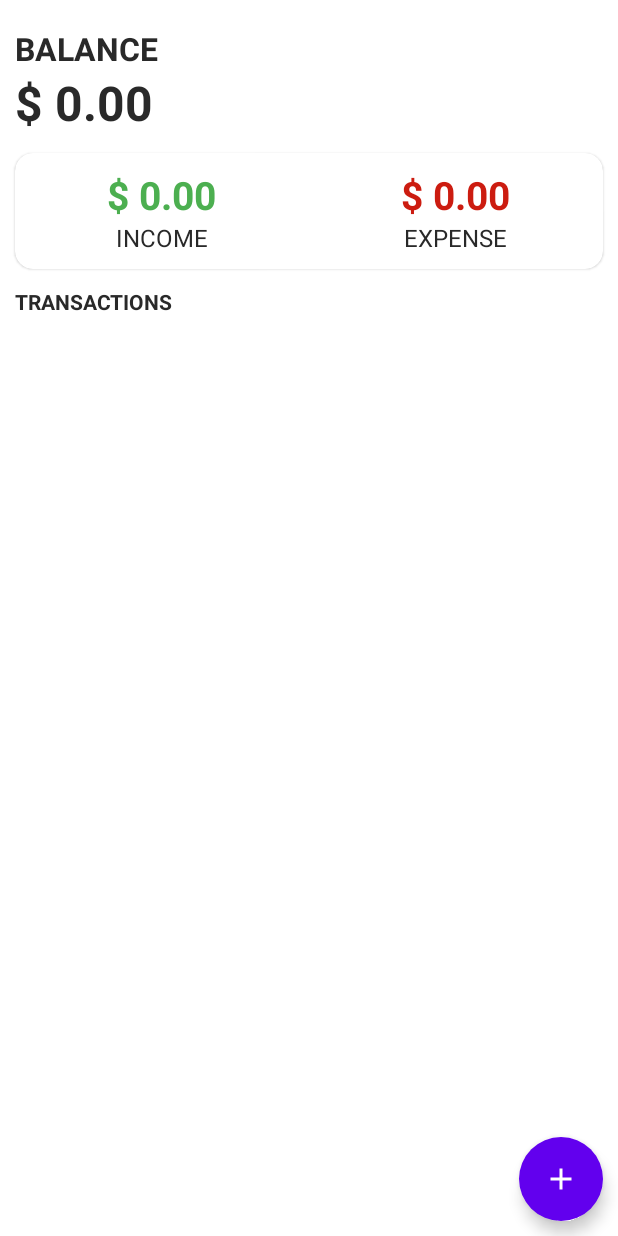
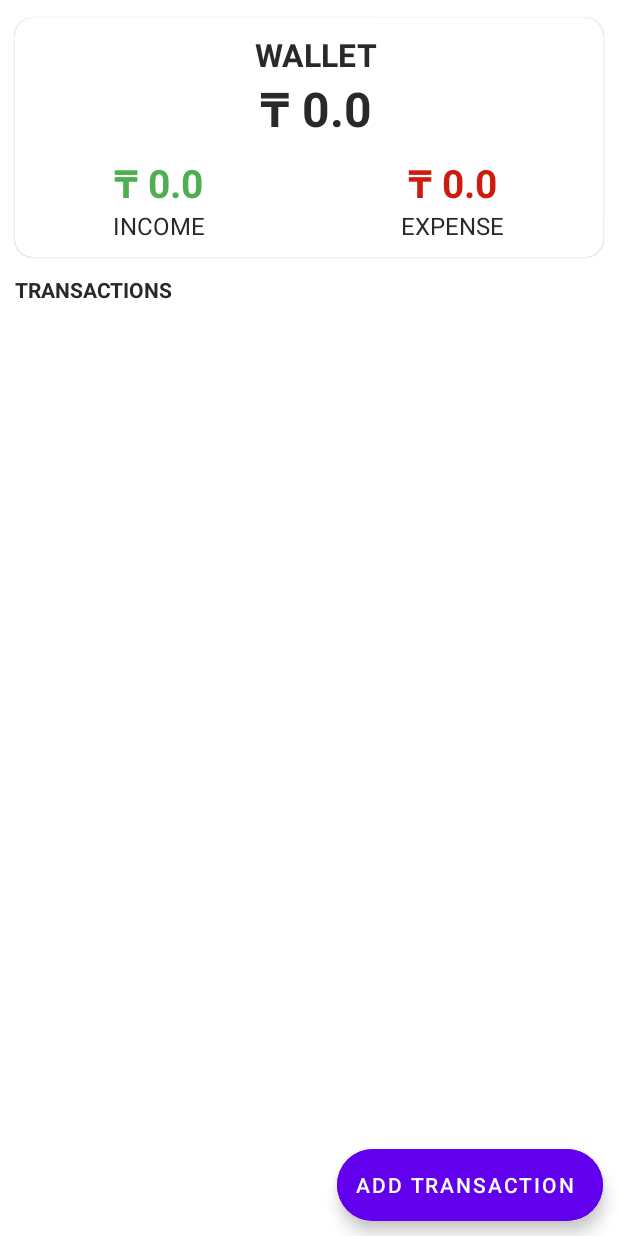
Before and after one commit to mendigali/TemirDiceRollApplication, an Android app: the screen it shows after launch (MainActivity), on a phone screen of 412 x 824 dp. Run offline under Robolectric (Android 15) with nearby library versions, the phone set to English and light mode, and no system bars; our stand-ins replace Room's generated code.

Commit message:
Assignment 3 screenshots

```diff
--- a/Assignment3-new/expensetracker/app/build.gradle
+++ b/Assignment3-new/expensetracker/app/build.gradle
@@ -58,6 +58,5 @@ dependencies {
 
     implementation "androidx.room:room-runtime:$room_version"
     kapt "androidx.room:room-compiler:$room_version"
-    //optional -KotlinExtensions and coroutines support for Room
     implementation "androidx.room:room-ktx:$room_version"
 }
--- a/Assignment3-new/expensetracker/app/src/main/java/com/example/expense_tracker/MainActivity.kt
+++ b/Assignment3-new/expensetracker/app/src/main/java/com/example/expense_tracker/MainActivity.kt
@@ -14,6 +14,7 @@ import com.google.android.material.snackbar.Snackbar
 import kotlinx.android.synthetic.main.activity_main.*
 import kotlinx.coroutines.GlobalScope
 import kotlinx.coroutines.launch
+import kotlin.math.abs
 
 class MainActivity : AppCompatActivity() {
     private lateinit var deletedTransaction: Transaction
@@ -81,11 +82,11 @@ class MainActivity : AppCompatActivity() {
     private fun updateDashboard() {
         val totalAmount = transactions.sumOf { it.amount }
         val budgetAmount = transactions.filter { it.amount > 0 }.sumOf { it.amount }
-        val expenseAmount = totalAmount - budgetAmount
+        val expenseAmount = abs(totalAmount - budgetAmount)
 
-        balance.text = "$ %.2f".format(totalAmount)
-        budget.text = "$ %.2f".format(budgetAmount)
-        expense.text = "$ %.2f".format(expenseAmount)
+        balance.text = "₸ $totalAmount"
+        budget.text = "₸ $budgetAmount"
+        expense.text = "₸ $expenseAmount"
     }
 
     private fun undoDelete() {
@@ -103,7 +104,7 @@ class MainActivity : AppCompatActivity() {
 
     private fun showSnakbar() {
         val view = findViewById<View>(R.id.coordinator)
-        val snackbar = Snackbar.make(view, "Trabsaction deleted!", Snackbar.LENGTH_LONG)
+        val snackbar = Snackbar.make(view, "Transaction deleted!", Snackbar.LENGTH_LONG)
         snackbar.setAction("Undo") {
             undoDelete()
         }
--- a/Assignment3-new/expensetracker/app/src/main/java/com/example/expense_tracker/TransactionAdapter.kt
+++ b/Assignment3-new/expensetracker/app/src/main/java/com/example/expense_tracker/TransactionAdapter.kt
@@ -8,6 +8,7 @@ import android.view.ViewGroup
 import android.widget.TextView
 import androidx.core.content.ContextCompat
 import androidx.recyclerview.widget.RecyclerView
+import kotlin.math.abs
 
 class TransactionAdapter(private var transactions: List<Transaction>) :
     RecyclerView.Adapter<TransactionAdapter.TransactionHolder>() {
@@ -29,10 +30,10 @@ class TransactionAdapter(private var transactions: List<Transaction>) :
         val context = holder.amount.context
 
         if (transaction.amount >= 0) {
-            holder.amount.text = "+ $%.2f".format(transaction.amount)
+            holder.amount.text = "+ ₸${transaction.amount}"
             holder.amount.setTextColor(ContextCompat.getColor(context, R.color.green))
         } else {
-            holder.amount.text = "- $%.2f".format(Math.abs(transaction.amount))
+            holder.amount.text = "- ₸${abs(transaction.amount)}"
             holder.amount.setTextColor(ContextCompat.getColor(context, R.color.red))
         }
         holder.label.text = transaction.label
--- a/Assignment3-new/expensetracker/app/src/main/res/layout/activity_add_transaction.xml
+++ b/Assignment3-new/expensetracker/app/src/main/res/layout/activity_add_transaction.xml
@@ -31,14 +31,13 @@
             android:layout_height="wrap_content"
             android:layout_marginStart="12dp"
             android:layout_marginEnd="12dp"
-            android:hint="Category"
+            android:hint="Title"
             app:errorEnabled="true">
 
             <com.google.android.material.textfield.TextInputEditText
                 android:id="@+id/labelInput"
                 android:layout_width="match_parent"
                 android:layout_height="wrap_content"
-                android:drawableStart="@drawable/label_selector"
                 android:drawablePadding="12dp"
                 android:inputType="text"
                 android:maxLines="1" />
@@ -58,7 +57,6 @@
                 android:id="@+id/amountInput"
                 android:layout_width="match_parent"
                 android:layout_height="wrap_content"
-                android:drawableStart="@drawable/money_selector"
                 android:drawablePadding="12dp"
                 android:inputType="numberDecimal|numberSigned"
                 android:maxLines="1" />
@@ -78,7 +76,6 @@
                 android:id="@+id/descriptionInput"
                 android:layout_width="match_parent"
                 android:layout_height="wrap_content"
-                android:drawableStart="@drawable/description_selector"
                 android:drawablePadding="12dp"
                 android:inputType="text"
                 android:maxLines="1" />
--- a/Assignment3-new/expensetracker/app/src/main/res/layout/activity_detailed.xml
+++ b/Assignment3-new/expensetracker/app/src/main/res/layout/activity_detailed.xml
@@ -33,7 +33,7 @@
             android:layout_height="wrap_content"
             android:layout_marginStart="12dp"
             android:layout_marginEnd="12dp"
-            android:hint="Label"
+            android:hint="Title"
             app:boxStrokeWidth="0dp"
             app:errorEnabled="true">
 
@@ -54,7 +54,7 @@
             android:layout_height="wrap_content"
             android:layout_marginStart="12dp"
             android:layout_marginEnd="12dp"
-            android:hint="Amount"
+            android:hint="Cost"
             app:boxStrokeWidth="0dp"
             app:errorEnabled="true">
 
@@ -62,7 +62,6 @@
                 android:id="@+id/amountInput"
                 android:layout_width="match_parent"
                 android:layout_height="wrap_content"
-                android:drawableStart="@drawable/money_selector"
                 android:drawablePadding="12dp"
                 android:inputType="numberDecimal|numberSigned"
                 android:maxLines="1"
--- a/Assignment3-new/expensetracker/app/src/main/res/layout/activity_main.xml
+++ b/Assignment3-new/expensetracker/app/src/main/res/layout/activity_main.xml
@@ -11,18 +11,58 @@
         android:layout_height="match_parent"
         tools:context=".MainActivity">
 
-        <LinearLayout
-            android:id="@+id/balance_layout"
+        <!--        <LinearLayout-->
+        <!--            android:id="@+id/balance_layout"-->
+        <!--            android:layout_width="match_parent"-->
+        <!--            android:layout_height="wrap_content"-->
+        <!--            android:layout_marginStart="10dp"-->
+        <!--            android:layout_marginTop="18dp"-->
+        <!--            android:orientation="vertical">-->
+
+        <!--            <TextView-->
+        <!--                android:layout_width="wrap_content"-->
+        <!--                android:layout_height="wrap_content"-->
+        <!--                android:text="Balance"-->
+        <!--                android:textAllCaps="true"-->
+        <!--                android:textSize="21sp"-->
+        <!--                android:textStyle="bold" />-->
+
+        <!--            <TextView-->
+        <!--                android:id="@+id/balance"-->
+        <!--                android:layout_width="wrap_content"-->
+        <!--                android:layout_height="wrap_content"-->
+        <!--                android:text="$300"-->
+        <!--                android:textSize="32sp"-->
+        <!--                android:textStyle="bold" />-->
+        <!--        </LinearLayout>-->
+
+        <com.google.android.material.card.MaterialCardView
+            android:id="@+id/dashboard"
             android:layout_width="match_parent"
             android:layout_height="wrap_content"
             android:layout_marginStart="10dp"
-            android:layout_marginTop="18dp"
+            android:layout_marginTop="12dp"
+            android:layout_marginEnd="10dp"
+            app:cardCornerRadius="12dp">
+
+            <LinearLayout
+                android:layout_width="match_parent"
+                android:layout_height="wrap_content"
+                android:orientation="vertical">
+
+                <LinearLayout
+                    android:id="@+id/wallet_layout"
+                    android:layout_width="match_parent"
+                    android:layout_height="wrap_content"
+                    android:layout_marginStart="10dp"
+                    android:layout_marginTop="10dp"
+                    android:gravity="center"
                     android:orientation="vertical">
 
                     <TextView
                         android:layout_width="wrap_content"
                         android:layout_height="wrap_content"
-                android:text="Balance"
+                        android:text="Wallet"
                         android:textAllCaps="true"
                         android:textSize="21sp"
                         android:textStyle="bold" />
@@ -35,16 +75,6 @@
                         android:textSize="32sp"
                         android:textStyle="bold" />
                 </LinearLayout>
-
-        <com.google.android.material.card.MaterialCardView
-            android:id="@+id/dashboard"
-            android:layout_width="match_parent"
-            android:layout_height="wrap_content"
-            android:layout_below="@id/balance_layout"
-            android:layout_marginStart="10dp"
-            android:layout_marginTop="12dp"
-            android:layout_marginEnd="10dp"
-            app:cardCornerRadius="12dp">
 
                 <LinearLayout
                     android:layout_width="match_parent"
@@ -100,6 +130,7 @@
                             android:textSize="16sp" />
                     </LinearLayout>
                 </LinearLayout>
+            </LinearLayout>
         </com.google.android.material.card.MaterialCardView>
 
         <TextView
@@ -121,7 +152,7 @@
             android:layout_below="@id/recyclerview_title"
             android:layout_margin="10dp" />
 
-        <com.google.android.material.floatingactionbutton.FloatingActionButton
+        <com.google.android.material.floatingactionbutton.ExtendedFloatingActionButton
             android:id="@+id/addBtn"
             android:layout_width="wrap_content"
             android:layout_height="wrap_content"
@@ -132,7 +163,9 @@
             android:layout_marginEnd="10dp"
             android:layout_marginBottom="10dp"
             android:backgroundTint="@color/purple_500"
-            android:src="@drawable/ic_add"
+            android:textColor="@color/white"
+            android:text="@string/add_btn"
+            android:textAlignment="center"
             app:borderWidth="0dp"
             app:tint="@color/white" />
     </RelativeLayout>
--- a/Assignment3-new/expensetracker/app/src/main/res/values/strings.xml
+++ b/Assignment3-new/expensetracker/app/src/main/res/values/strings.xml
@@ -1,3 +1,4 @@
 <resources>
     <string name="app_name">Expense tracker</string>
+    <string name="add_btn">Add transaction</string>
 </resources>
--- a/Assignment3-new/expensetracker/build.gradle
+++ b/Assignment3-new/expensetracker/build.gradle
@@ -1,4 +1,3 @@
-// Top-level build file where you can add configuration options common to all sub-projects/modules.
 buildscript {
     repositories {
         google()
@@ -7,9 +6,6 @@ buildscript {
     dependencies {
         classpath 'com.android.tools.build:gradle:7.1.3'
         classpath 'org.jetbrains.kotlin:kotlin-gradle-plugin:1.6.10'
-
-        // NOTE: Do not place your application dependencies here; they belong
-        // in the individual module build.gradle files
     }
 }
 
--- a/Assignment3-new/expensetracker/settings.gradle
+++ b/Assignment3-new/expensetracker/settings.gradle
@@ -3,7 +3,7 @@ dependencyResolutionManagement {
     repositories {
         google()
         mavenCentral()
-        jcenter() // Warning: this repository is going to shut down soon
+        jcenter()
     }
 }
 rootProject.name = "budget-tracker"
```
Also changed, not shown: 4 other files. Lines whose indentation alone changed are shown as unchanged.
